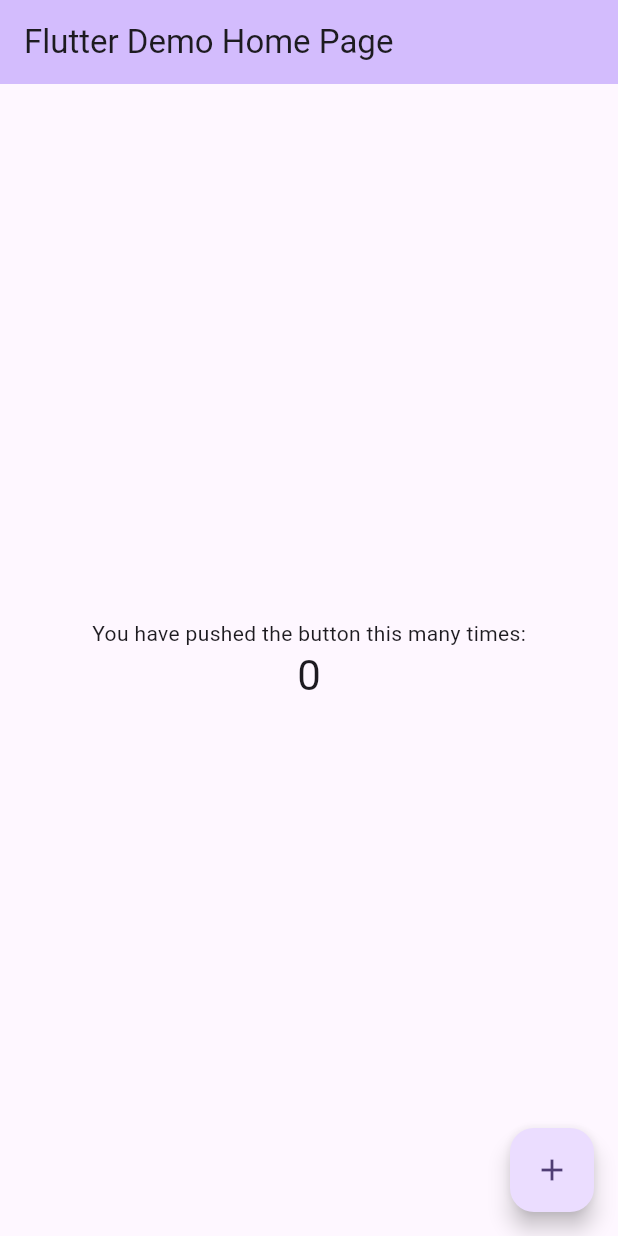
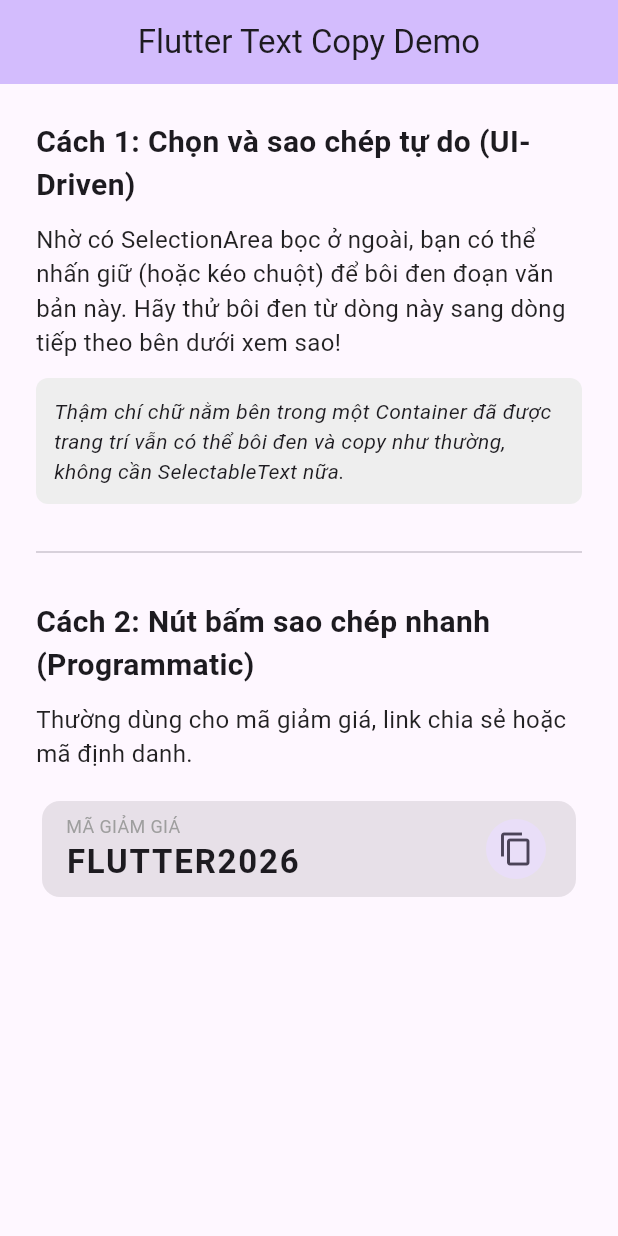
Before and after one commit to nguyenthoai248/flutter-text-copying-apis-sample, a Flutter app: the screen it shows after launch, on a phone screen of 412 x 824 dp. Run offline on Flutter 3.47's test engine with Material 3 defaults, Android fonts, the phone set to English and light mode, and no system bars.

Commit message:
Implement 2 ways for copy text through multi widget

```diff
--- a/lib/main.dart
+++ b/lib/main.dart
@@ -1,4 +1,5 @@
 import 'package:flutter/material.dart';
+import 'package:flutter/services.dart';
 
 void main() {
   runApp(const MyApp());
@@ -7,115 +8,134 @@ void main() {
 class MyApp extends StatelessWidget {
   const MyApp({super.key});
 
-  // This widget is the root of your application.
   @override
   Widget build(BuildContext context) {
     return MaterialApp(
-      title: 'Flutter Demo',
-      theme: ThemeData(
-        // This is the theme of your application.
-        //
-        // TRY THIS: Try running your application with "flutter run". You'll see
-        // the application has a purple toolbar. Then, without quitting the app,
-        // try changing the seedColor in the colorScheme below to Colors.green
-        // and then invoke "hot reload" (save your changes or press the "hot
-        // reload" button in a Flutter-supported IDE, or press "r" if you used
-        // the command line to start the app).
-        //
-        // Notice that the counter didn't reset back to zero; the application
-        // state is not lost during the reload. To reset the state, use hot
-        // restart instead.
-        //
-        // This works for code too, not just values: Most code changes can be
-        // tested with just a hot reload.
-        colorScheme: .fromSeed(seedColor: Colors.deepPurple),
-      ),
-      home: const MyHomePage(title: 'Flutter Demo Home Page'),
+      debugShowCheckedModeBanner: false,
+      theme: ThemeData(useMaterial3: true, colorSchemeSeed: Colors.deepPurple),
+      home: const CopyDemoScreen(),
     );
   }
 }
 
-class MyHomePage extends StatefulWidget {
-  const MyHomePage({super.key, required this.title});
+class CopyDemoScreen extends StatelessWidget {
+  const CopyDemoScreen({super.key});
 
-  // This widget is the home page of your application. It is stateful, meaning
-  // that it has a State object (defined below) that contains fields that affect
-  // how it looks.
+  // Hàm xử lý việc copy lập trình qua nút bấm
+  void _copyToClipboard(BuildContext context, String text) async {
+    await Clipboard.setData(ClipboardData(text: text));
 
-  // This class is the configuration for the state. It holds the values (in this
-  // case the title) provided by the parent (in this case the App widget) and
-  // used by the build method of the State. Fields in a Widget subclass are
-  // always marked "final".
+    // Kiểm tra xem Widget còn gắn trên cây không trước khi hiện SnackBar
+    if (!context.mounted) return;
 
-  final String title;
-
-  @override
-  State<MyHomePage> createState() => _MyHomePageState();
-}
-
-class _MyHomePageState extends State<MyHomePage> {
-  int _counter = 0;
-
-  void _incrementCounter() {
-    setState(() {
-      // This call to setState tells the Flutter framework that something has
-      // changed in this State, which causes it to rerun the build method below
-      // so that the display can reflect the updated values. If we changed
-      // _counter without calling setState(), then the build method would not be
-      // called again, and so nothing would appear to happen.
-      _counter++;
-    });
+    ScaffoldMessenger.of(context).showSnackBar(
+      SnackBar(
+        content: Text('Đã sao chép: "$text"'),
+        behavior: SnackBarBehavior.floating,
+        duration: const Duration(seconds: 2),
+        backgroundColor: Colors.deepPurple,
+      ),
+    );
   }
 
   @override
   Widget build(BuildContext context) {
-    // This method is rerun every time setState is called, for instance as done
-    // by the _incrementCounter method above.
-    //
-    // The Flutter framework has been optimized to make rerunning build methods
-    // fast, so that you can just rebuild anything that needs updating rather
-    // than having to individually change instances of widgets.
     return Scaffold(
       appBar: AppBar(
-        // TRY THIS: Try changing the color here to a specific color (to
-        // Colors.amber, perhaps?) and trigger a hot reload to see the AppBar
-        // change color while the other colors stay the same.
+        title: const Text('Flutter Text Copy Demo'),
+        centerTitle: true,
         backgroundColor: Theme.of(context).colorScheme.inversePrimary,
-        // Here we take the value from the MyHomePage object that was created by
-        // the App.build method, and use it to set our appbar title.
-        title: Text(widget.title),
       ),
-      body: Center(
-        // Center is a layout widget. It takes a single child and positions it
-        // in the middle of the parent.
+      // 💡 KÍCH HOẠT: Bọc toàn bộ Body bằng SelectionArea để kích hoạt bôi đen copy toàn màn hình
+      body: SelectionArea(
+        child: SingleChildScrollView(
+          padding: const EdgeInsets.all(24.0),
           child: Column(
-          // Column is also a layout widget. It takes a list of children and
-          // arranges them vertically. By default, it sizes itself to fit its
-          // children horizontally, and tries to be as tall as its parent.
-          //
-          // Column has various properties to control how it sizes itself and
-          // how it positions its children. Here we use mainAxisAlignment to
-          // center the children vertically; the main axis here is the vertical
-          // axis because Columns are vertical (the cross axis would be
-          // horizontal).
-          //
-          // TRY THIS: Invoke "debug painting" (choose the "Toggle Debug Paint"
-          // action in the IDE, or press "p" in the console), to see the
-          // wireframe for each widget.
-          mainAxisAlignment: .center,
+            crossAxisAlignment: CrossAxisAlignment.start,
             children: [
-            const Text('You have pushed the button this many times:'),
+              const Text(
+                'Cách 1: Chọn và sao chép tự do (UI-Driven)',
+                style: TextStyle(fontSize: 20, fontWeight: FontWeight.bold),
+              ),
+              const SizedBox(height: 10),
+              const Text(
+                'Nhờ có SelectionArea bọc ở ngoài, bạn có thể nhấn giữ (hoặc kéo chuột) '
+                'để bôi đen đoạn văn bản này. Hãy thử bôi đen từ dòng này sang dòng tiếp theo bên dưới xem sao!',
+                style: TextStyle(fontSize: 16, color: Colors.black87),
+              ),
+              const SizedBox(height: 12),
+              Container(
+                padding: const EdgeInsets.all(12),
+                decoration: BoxDecoration(
+                  color: Colors.grey[200],
+                  borderRadius: BorderRadius.circular(8),
+                ),
+                child: const Text(
+                  'Thậm chí chữ nằm bên trong một Container đã được trang trí '
+                  'vẫn có thể bôi đen và copy như thường, không cần SelectableText nữa.',
+                  style: TextStyle(fontStyle: FontStyle.italic),
+                ),
+              ),
+
+              const Padding(
+                padding: EdgeInsets.symmetric(vertical: 24.0),
+                child: Divider(),
+              ),
+
+              const Text(
+                'Cách 2: Nút bấm sao chép nhanh (Programmatic)',
+                style: TextStyle(fontSize: 20, fontWeight: FontWeight.bold),
+              ),
+              const SizedBox(height: 10),
+              const Text(
+                'Thường dùng cho mã giảm giá, link chia sẻ hoặc mã định danh.',
+                style: TextStyle(fontSize: 16, color: Colors.black87),
+              ),
+              const SizedBox(height: 16),
+
+              // Widget hiển thị mã giảm giá kèm nút copy công nghiệp
+              Card(
+                elevation: 0,
+                color: Theme.of(context).colorScheme.surfaceContainerHighest,
+                child: Padding(
+                  padding: const EdgeInsets.symmetric(
+                    horizontal: 16.0,
+                    vertical: 8.0,
+                  ),
+                  child: Row(
+                    mainAxisAlignment: MainAxisAlignment.spaceBetween,
+                    children: [
+                      const Column(
+                        crossAxisAlignment: CrossAxisAlignment.start,
+                        children: [
                           Text(
-              '$_counter',
-              style: Theme.of(context).textTheme.headlineMedium,
+                            'MÃ GIẢM GIÁ',
+                            style: TextStyle(fontSize: 12, color: Colors.grey),
+                          ),
+                          Text(
+                            'FLUTTER2026',
+                            style: TextStyle(
+                              fontSize: 22,
+                              fontWeight: FontWeight.bold,
+                              letterSpacing: 1.2,
+                            ),
+                          ),
+                        ],
+                      ),
+                      // Nút bấm kích hoạt Clipboard API
+                      IconButton.filledTonal(
+                        onPressed: () =>
+                            _copyToClipboard(context, 'FLUTTER2026'),
+                        icon: const Icon(Icons.copy),
+                        tooltip: 'Copy mã',
                       ),
                     ],
                   ),
                 ),
-      floatingActionButton: FloatingActionButton(
-        onPressed: _incrementCounter,
-        tooltip: 'Increment',
-        child: const Icon(Icons.add),
+              ),
+            ],
+          ),
+        ),
       ),
     );
   }
```
Lines whose indentation alone changed are shown as unchanged.
